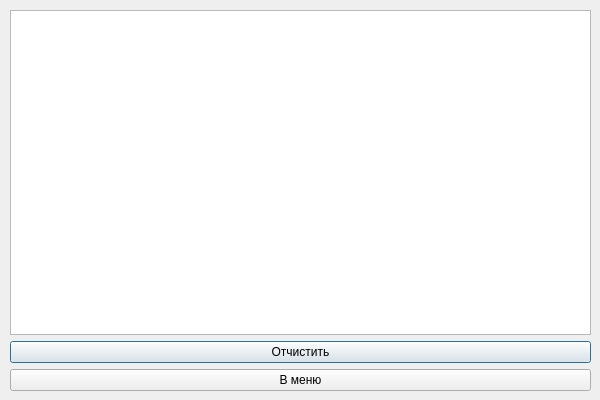
Old version of the form Word-Flow/progresswindow.ui in the repository timowka0304/Word-Flow.
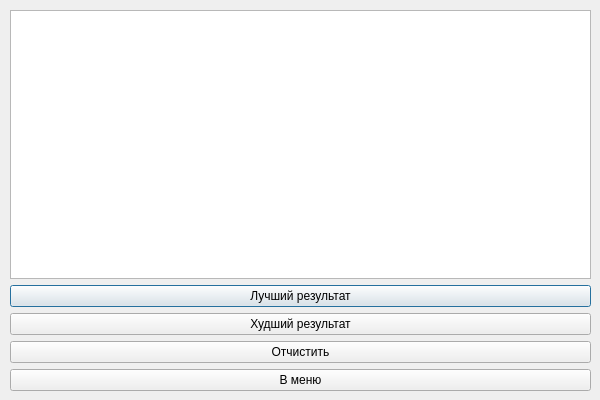
New version of the form.

Diff of the .ui file:
```diff
--- a/Word-Flow/progresswindow.ui
+++ b/Word-Flow/progresswindow.ui
@@ -36,6 +36,20 @@
       </property>
      </widget>
     </item>
+    <item>
+     <widget class="QPushButton" name="max_Button">
+      <property name="text">
+       <string>Лучший результат</string>
+      </property>
+     </widget>
+    </item>
+    <item>
+     <widget class="QPushButton" name="min_Button">
+      <property name="text">
+       <string>Худший результат</string>
+      </property>
+     </widget>
+    </item>
     <item>
      <widget class="QPushButton" name="clear_db_Button">
       <property name="text">
```
